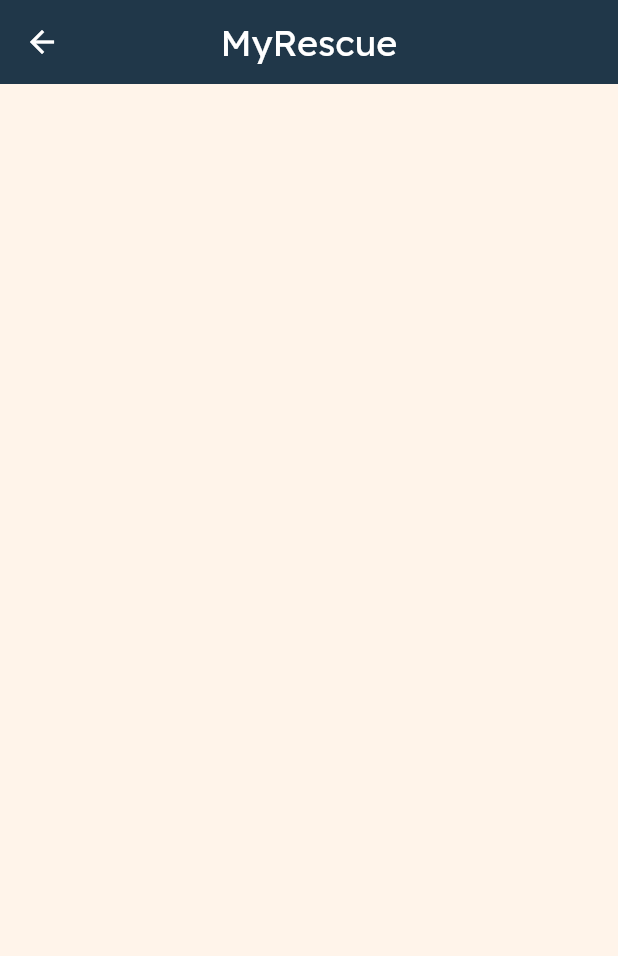
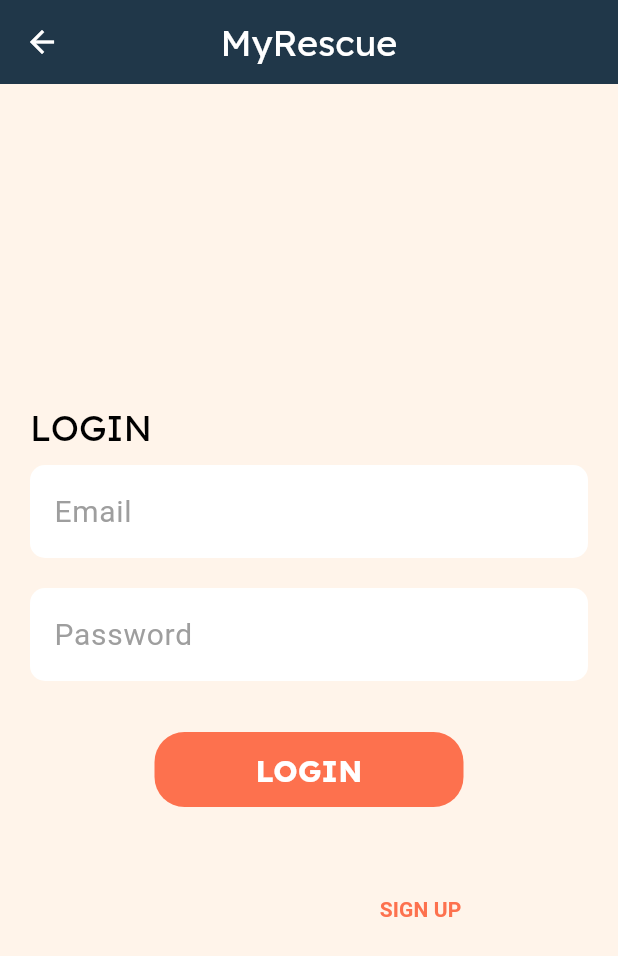
Before and after one commit to Daryl0101/my_rescue, a Flutter app: the LoginPage screen opened directly, on a phone screen of 412 x 824 dp. Shown: the top 956 px of the screen. Run offline on Flutter 3.47's test engine with Material 2 defaults, Android fonts, the phone set to English and light mode, and no system bars; our stand-ins replace firebase_core, geocoding, geolocator, google_maps_flutter, weather_icons; missing offline and left inert: dart:ffi; accounts and stored records are empty; network calls fail.

Commit message:
Login page and Sign Up page created. Removed firebase apps in apple. Removed Google Maps API Key.

```diff
--- a/lib/main.dart
+++ b/lib/main.dart
@@ -2,6 +2,7 @@ import 'package:flutter/material.dart';
 import 'package:my_rescue/config/themes/theme_config.dart';
 import 'package:my_rescue/modules/screens/leader-missiondetails.dart';
 import 'package:my_rescue/modules/screens/leader-rescuemission.dart';
+import 'package:my_rescue/modules/screens/signup.dart';
 import 'package:my_rescue/modules/screens/volunteer-enrollteam.dart';
 import 'package:my_rescue/modules/screens/volunteer-homepage.dart';
 
--- a/lib/modules/screens/login.dart
+++ b/lib/modules/screens/login.dart
@@ -1,5 +1,6 @@
 import 'package:flutter/material.dart';
 import 'package:my_rescue/widgets/app_bar.dart';
+import 'package:my_rescue/widgets/login_form.dart';
 
 class LoginPage extends StatefulWidget {
   const LoginPage({super.key});
@@ -12,7 +13,32 @@ class _LoginPageState extends State<LoginPage> {
   @override
   Widget build(BuildContext context) {
     return Scaffold(
+      // Change the navbar later
       appBar: UpperNavBar(),
+      body: Column(
+        mainAxisAlignment: MainAxisAlignment.center,
+        children: [
+          LoginForm(),
+          Row(
+            mainAxisAlignment: MainAxisAlignment.center,
+            children: [
+              Text('Don\'t have an account?'),
+              TextButton(
+                onPressed: () => {},
+                child: Text(
+                  "SIGN UP",
+                  style: TextStyle(
+                      color: Theme.of(context).colorScheme.secondary,
+                      fontWeight: FontWeight.bold),
+                ),
+                style: ButtonStyle(
+                  overlayColor: MaterialStatePropertyAll(Colors.transparent),
+                ),
+              )
+            ],
+          ),
+        ],
+      ),
     );
   }
 }
--- a/lib/modules/screens/volunteer-enrollteam.dart
+++ b/lib/modules/screens/volunteer-enrollteam.dart
@@ -86,7 +86,7 @@ class _VolunteerEnrollTeamState extends State<VolunteerEnrollTeam> {
                 vertical: paddingBetweenCol,
               ),
               child: Text(
-                "Enrolll yourself",
+                "Enroll yourself",
                 style: Theme.of(context)
                     .textTheme
                     .titleMedium
--- /dev/null
+++ b/lib/widgets/login_form.dart
@@ -0,0 +1,93 @@
+import 'package:flutter/material.dart';
+import 'package:my_rescue/widgets/text_button.dart';
+
+class LoginForm extends StatefulWidget {
+  @override
+  LoginFormState createState() {
+    return LoginFormState();
+  }
+}
+
+class LoginFormState extends State<LoginForm> {
+  final _formKey = GlobalKey<FormState>();
+
+  @override
+  Widget build(BuildContext context) {
+    return Container(
+      margin: EdgeInsets.all(20),
+      child: Form(
+        child: Column(
+          crossAxisAlignment: CrossAxisAlignment.center,
+          mainAxisAlignment: MainAxisAlignment.center,
+          children: [
+            // Login form title
+            Align(
+              alignment: Alignment.centerLeft,
+              child: Text(
+                "LOGIN",
+                style: Theme.of(context)
+                    .textTheme
+                    .titleLarge
+                    ?.copyWith(color: Colors.black),
+              ),
+            ),
+            // Email
+            Container(
+              margin: EdgeInsets.symmetric(vertical: 10),
+              child: TextFormField(
+                style: TextStyle(fontSize: 20),
+                decoration: InputDecoration(
+                  filled: true,
+                  fillColor: Colors.white,
+                  border: OutlineInputBorder(
+                      borderRadius: BorderRadius.circular(10),
+                      borderSide: BorderSide.none),
+                  hintText: "Email",
+                  hintStyle: TextStyle(color: Colors.grey),
+                  focusedBorder: OutlineInputBorder(
+                    borderRadius: BorderRadius.circular(10),
+                  ),
+                ),
+                autocorrect: false,
+                keyboardType: TextInputType.emailAddress,
+              ),
+            ),
+            // Password
+            Container(
+              margin: EdgeInsets.symmetric(vertical: 10),
+              child: TextFormField(
+                style: TextStyle(fontSize: 20),
+                decoration: InputDecoration(
+                  filled: true,
+                  fillColor: Colors.white,
+                  border: OutlineInputBorder(
+                      borderRadius: BorderRadius.circular(10),
+                      borderSide: BorderSide.none),
+                  hintText: "Password",
+                  hintStyle: TextStyle(color: Colors.grey),
+                  focusedBorder: OutlineInputBorder(
+                    borderRadius: BorderRadius.circular(10),
+                  ),
+                ),
+                obscureText: true,
+                enableSuggestions: false,
+                autocorrect: false,
+                keyboardType: TextInputType.visiblePassword,
+              ),
+            ),
+            // Login Button
+            CustomTextButton(
+              text: "LOGIN",
+              textStyle: Theme.of(context)
+                  .textTheme
+                  .titleMedium
+                  ?.copyWith(fontWeight: FontWeight.bold),
+              backgroundColor: Theme.of(context).colorScheme.secondary,
+              width: MediaQuery.of(context).size.width * 0.5,
+            )
+          ],
+        ),
+      ),
+    );
+  }
+}
```
Also changed, not shown: lib/modules/screens/signup.dart (added, +48 -0 lines), lib/widgets/signup_form.dart (added, +219 -0 lines), lib/firebase_options.dart, 6 other files.
